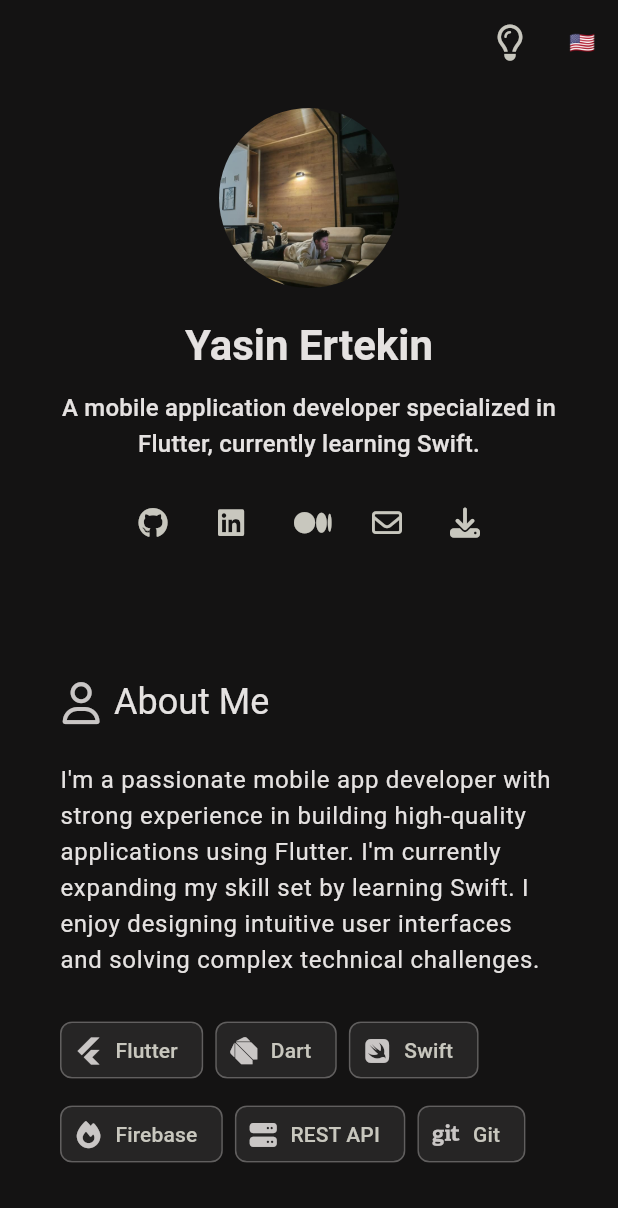
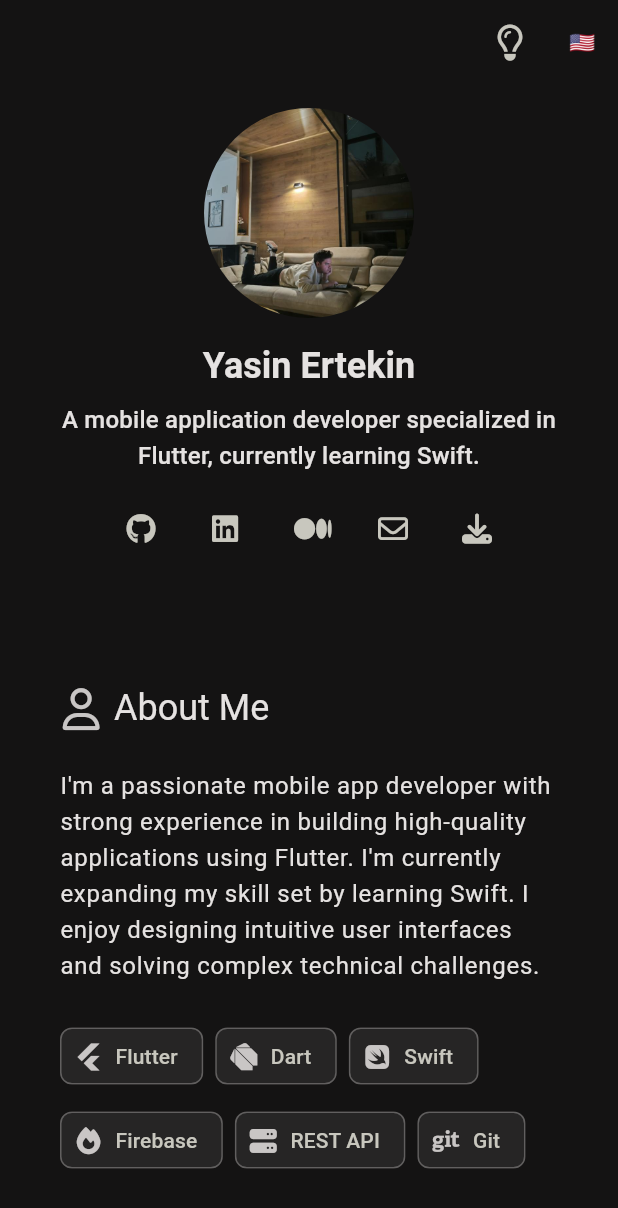
Before and after one commit to yasinertekin/yasin-ertekin, a Flutter app: the screen it shows after launch, on a phone screen of 412 x 824 dp. Shown: the top 1208 px of the screen. Run offline on Flutter 3.47's test engine with Material 3 defaults, Android fonts, the phone set to English and light mode, and no system bars; our stand-ins replace font_awesome_flutter, responsive_framework; missing offline and left inert: universal_html.

Commit message:
test: Test header layout in production

```diff
--- a/lib/core/widgets/header.dart
+++ b/lib/core/widgets/header.dart
@@ -14,43 +14,53 @@ final class Header extends StatelessWidget {
   Widget build(BuildContext context) {
     final localizations = AppLocalizations.of(context)!;
     final isDesktop = ResponsiveBreakpoints.of(context).largerThan(MOBILE);
+    final screenWidth = MediaQuery.of(context).size.width;
 
     return Padding(
       padding: EdgeInsets.symmetric(
         vertical: isDesktop ? 24 : 16,
-        horizontal: isDesktop ? 0 : 8,
+        horizontal: isDesktop ? 0 : 16,
       ),
-      child: ResponsiveRowColumn(
-        rowMainAxisAlignment: MainAxisAlignment.center,
-        columnMainAxisAlignment: MainAxisAlignment.center,
-        layout:
-            isDesktop
-                ? ResponsiveRowColumnType.ROW
-                : ResponsiveRowColumnType.COLUMN,
-        rowSpacing: 48,
-        columnSpacing: 20,
-        children: <ResponsiveRowColumnItem>[
-          ResponsiveRowColumnItem(
-            rowFlex: isDesktop ? 0 : null,
-            child: const _ProfileImage._(),
+      child: Column(
+        children: [
+          if (!isDesktop) const _ProfileImage._(),
+          SizedBox(height: isDesktop ? 0 : 16),
+          if (isDesktop)
+            Row(
+              mainAxisAlignment: MainAxisAlignment.center,
+              children: [
+                const _ProfileImage._(),
+                const SizedBox(width: 48),
+                Expanded(
+                  child: _buildContent(context, localizations, isDesktop),
                 ),
-          ResponsiveRowColumnItem(
-            rowFlex: isDesktop ? 1 : null,
-            child: Column(
+              ],
+            )
+          else
+            _buildContent(context, localizations, isDesktop),
+        ],
+      ),
+    );
+  }
+
+  Widget _buildContent(
+    BuildContext context,
+    AppLocalizations localizations,
+    bool isDesktop,
+  ) {
+    return Column(
       crossAxisAlignment:
-                  isDesktop
-                      ? CrossAxisAlignment.start
-                      : CrossAxisAlignment.center,
-              spacing: isDesktop ? 16 : 12,
+          isDesktop ? CrossAxisAlignment.start : CrossAxisAlignment.center,
       children: [
         Text(
           localizations.name,
           style: (isDesktop
                   ? context.textTheme.displaySmall
-                          : context.textTheme.headlineMedium)
+                  : context.textTheme.headlineSmall)
               ?.copyWith(fontWeight: FontWeight.bold),
           textAlign: isDesktop ? TextAlign.start : TextAlign.center,
         ),
+        SizedBox(height: isDesktop ? 16 : 8),
         Text(
           localizations.about,
           style:
@@ -59,15 +69,9 @@ final class Header extends StatelessWidget {
                   : context.textTheme.titleMedium,
           textAlign: isDesktop ? TextAlign.start : TextAlign.center,
         ),
-                Padding(
-                  padding: EdgeInsets.only(top: isDesktop ? 0 : 4),
-                  child: const _SocialLinks._(),
-                ),
+        SizedBox(height: isDesktop ? 16 : 12),
+        const _SocialLinks._(),
       ],
-            ),
-          ),
-        ],
-      ),
     );
   }
 }
@@ -80,15 +84,15 @@ final class _SocialLinks extends StatelessWidget {
   Widget build(BuildContext context) {
     final isDesktop = ResponsiveBreakpoints.of(context).largerThan(MOBILE);
 
-    return Row(
-      mainAxisAlignment:
-          isDesktop ? MainAxisAlignment.start : MainAxisAlignment.center,
+    return Wrap(
+      alignment: isDesktop ? WrapAlignment.start : WrapAlignment.center,
+      spacing: 8,
+      runSpacing: 8,
       children: List.generate(
-        growable: false,
         SocialLinksList.links.length,
-        (index) => Padding(
-          padding: EdgeInsets.symmetric(horizontal: isDesktop ? 4 : 2),
-          child: IconButton(
+        (index) => IconButton(
+          padding: EdgeInsets.zero,
+          constraints: const BoxConstraints(),
           iconSize: isDesktop ? 24 : 20,
           icon: Icon(SocialLinksList.links[index].icon),
           onPressed:
@@ -96,7 +100,6 @@ final class _SocialLinks extends StatelessWidget {
                 SocialLinksList.links[index].url.value,
               ),
           tooltip: SocialLinksList.links[index].tooltip,
-          ),
         ),
       ),
     );
@@ -110,7 +113,7 @@ final class _ProfileImage extends StatelessWidget {
   @override
   Widget build(BuildContext context) {
     final isDesktop = ResponsiveBreakpoints.of(context).largerThan(MOBILE);
-    final size = isDesktop ? 200.0 : 120.0;
+    final size = isDesktop ? 200.0 : 140.0;
 
     return ClipRRect(
       borderRadius: BorderRadius.circular(size / 2),
```
Also changed, not shown: 4 other files. Lines whose indentation alone changed are shown as unchanged.
